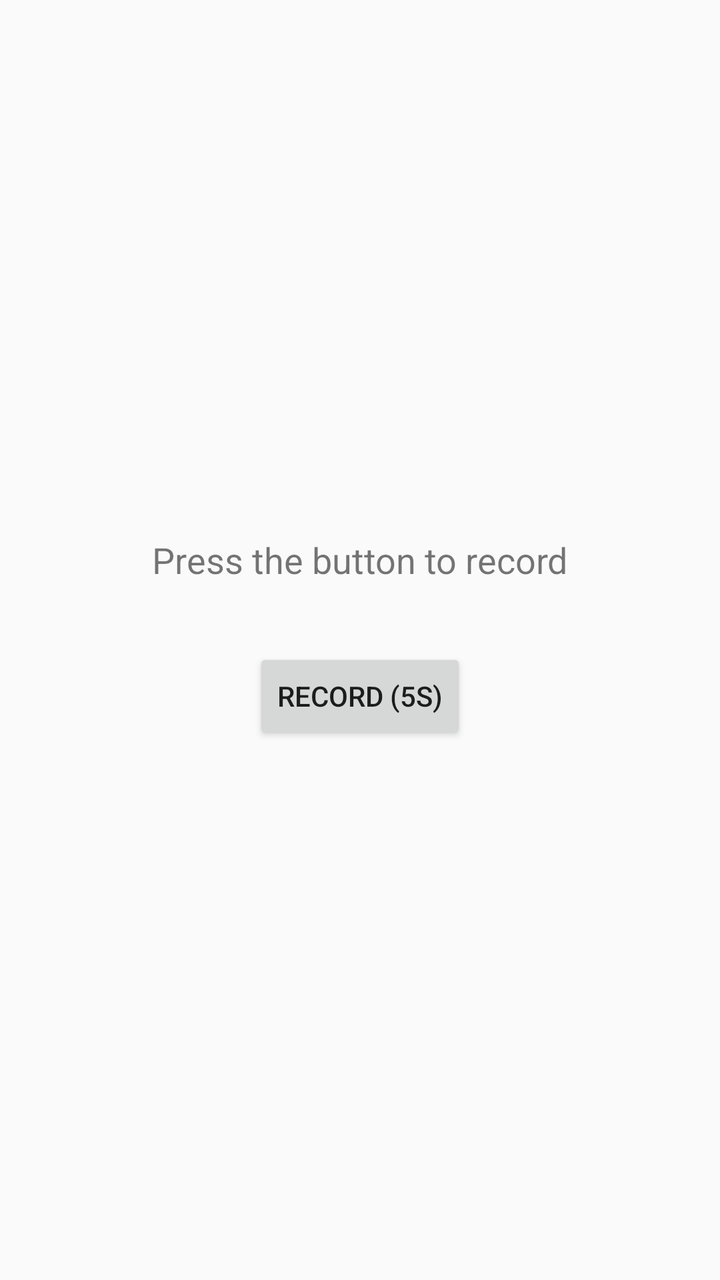
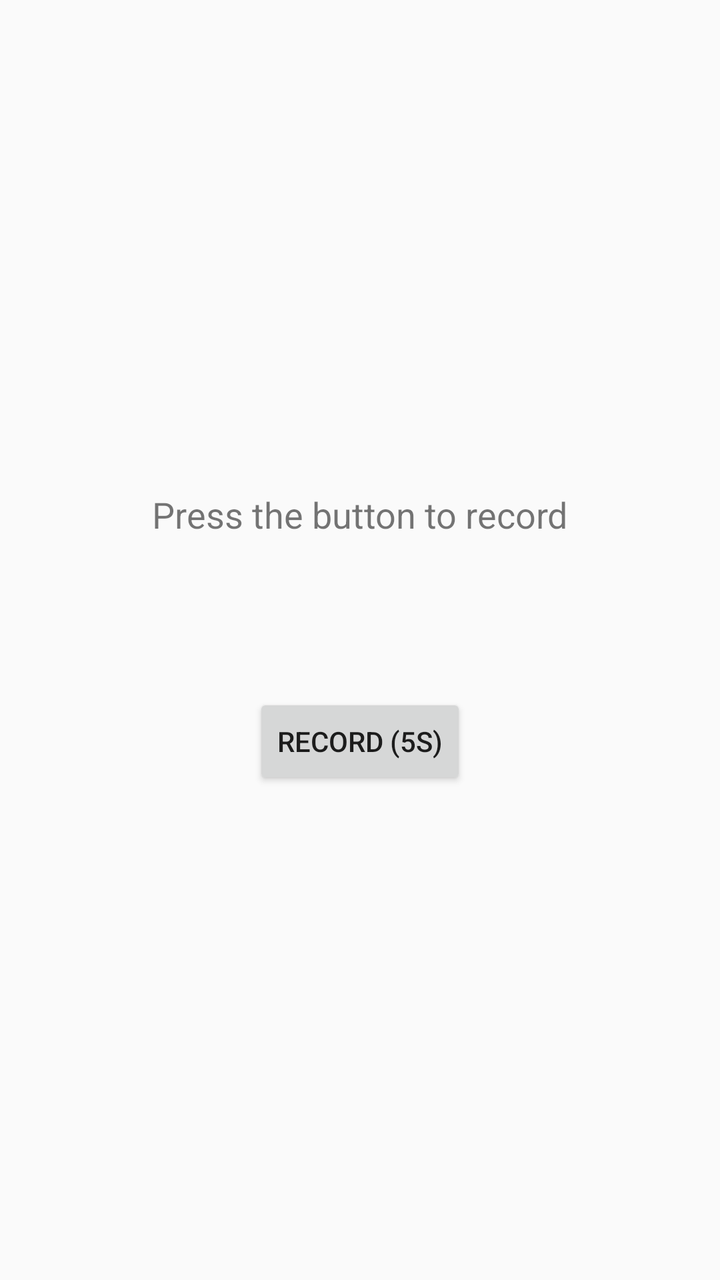

Before-and-after screenshots of an Android layout around one commit, followed by the original layout XML and the change that was made.
<!-- AndroidManifest.xml: application theme Theme.AppCompat.Light.DarkActionBar -->
<!-- res/layout/activity_main.xml -->
<?xml version="1.0" encoding="utf-8"?>
<LinearLayout xmlns:android="http://schemas.android.com/apk/res/android"
    android:layout_width="match_parent"
    android:layout_height="match_parent"
    android:orientation="vertical"
    android:padding="16dp"
    android:gravity="center">

    <TextView
        android:id="@+id/statusText"
        android:layout_width="wrap_content"
        android:layout_height="wrap_content"
        android:text="Press the button to record"
        android:textSize="18sp"
        android:layout_marginBottom="32dp"/>

    <Button
        android:id="@+id/btnRecord"
        android:layout_width="wrap_content"
        android:layout_height="wrap_content"
        android:text="Record (5s)"/>

</LinearLayout>
<!-- resources referenced by this layout -->
<resources>

</resources>

<!-- the commit's change to res/layout/activity_main.xml (unified diff, before → after) -->
@@ -12,6 +12,15 @@
         android:layout_height="wrap_content"
         android:text="Press the button to record"
         android:textSize="18sp"
+        android:layout_marginBottom="16dp"/>
+
+    <TextView
+        android:id="@+id/translationText"
+        android:layout_width="wrap_content"
+        android:layout_height="wrap_content"
+        android:text=""
+        android:textSize="22sp"
+        android:textStyle="bold"
         android:layout_marginBottom="32dp"/>
 
     <Button
